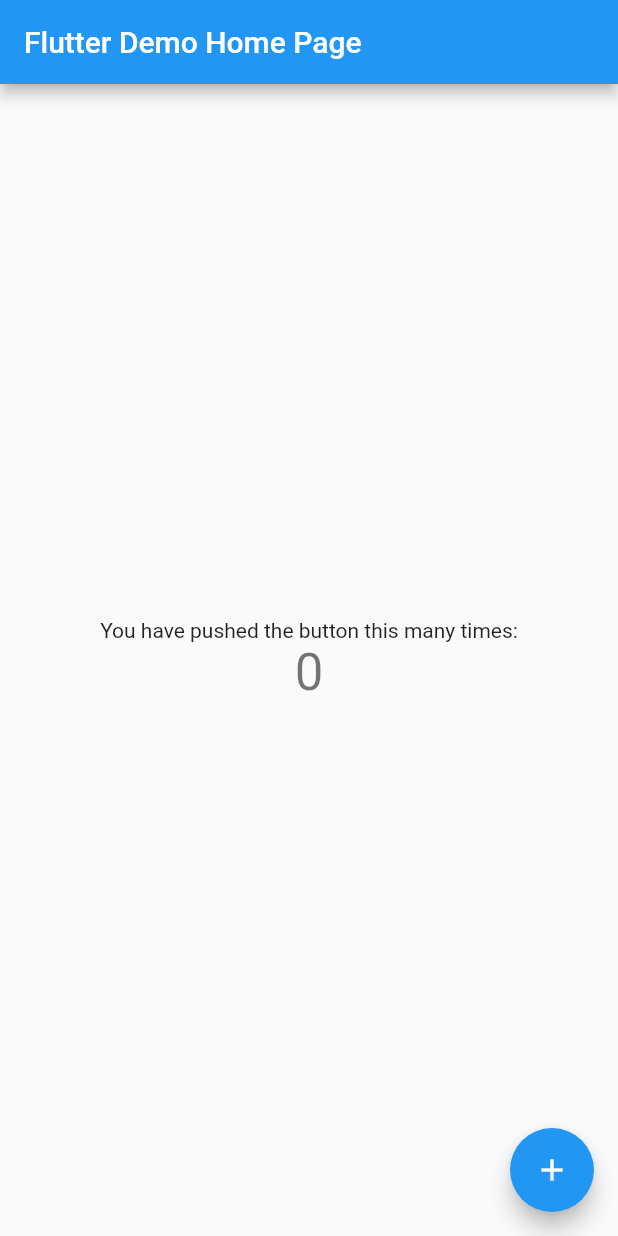
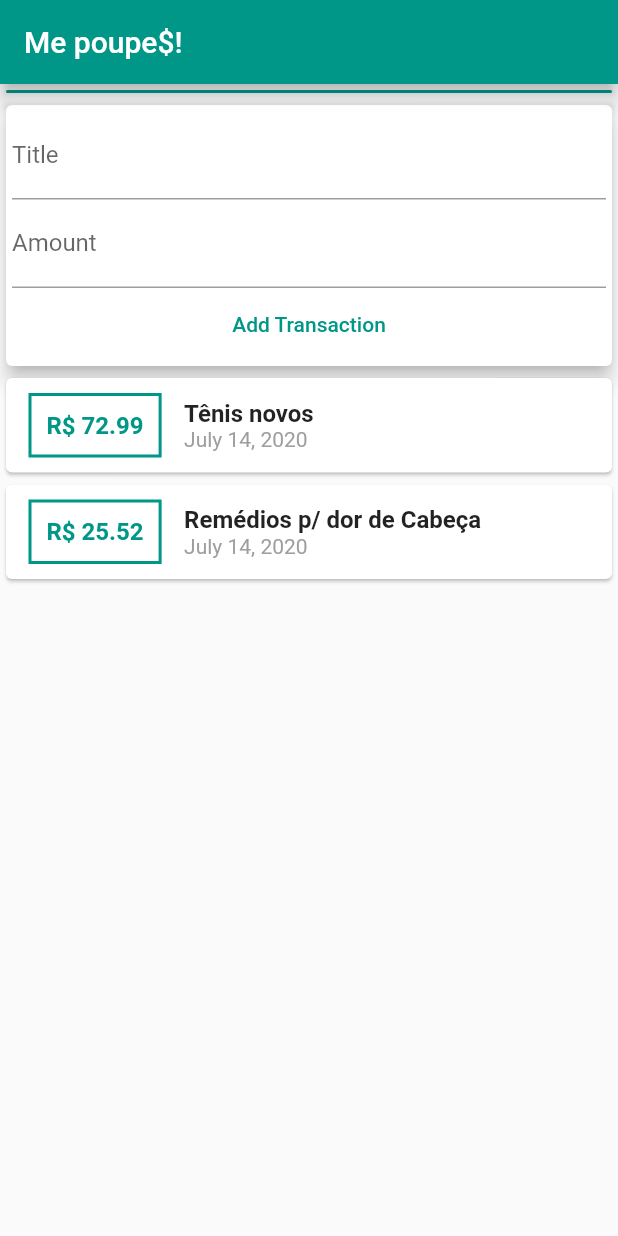
Before and after one commit to RaDangelo/me-poupe, a Flutter app: the screen it shows after launch, on a phone screen of 412 x 824 dp. Run offline on Flutter 3.47's test engine with Material 2 defaults, Android fonts, the phone set to English and light mode, and no system bars.

Commit message:
transaction inputs

```diff
--- a/lib/main.dart
+++ b/lib/main.dart
@@ -1,117 +1,38 @@
 import 'package:flutter/material.dart';
+import 'package:intl/date_symbol_data_local.dart';
 
-void main() {
-  runApp(MyApp());
-}
+import './widgets/user_transactions.dart';
+import './widgets/weekly_chart.dart';
+
+void main() => runApp(MyApp());
 
 class MyApp extends StatelessWidget {
-  // This widget is the root of your application.
   @override
   Widget build(BuildContext context) {
+    initializeDateFormatting('pt_BR');
     return MaterialApp(
-      title: 'Flutter Demo',
-      theme: ThemeData(
-        // This is the theme of your application.
-        //
-        // Try running your application with "flutter run". You'll see the
-        // application has a blue toolbar. Then, without quitting the app, try
-        // changing the primarySwatch below to Colors.green and then invoke
-        // "hot reload" (press "r" in the console where you ran "flutter run",
-        // or simply save your changes to "hot reload" in a Flutter IDE).
-        // Notice that the counter didn't reset back to zero; the application
-        // is not restarted.
-        primarySwatch: Colors.blue,
-        // This makes the visual density adapt to the platform that you run
-        // the app on. For desktop platforms, the controls will be smaller and
-        // closer together (more dense) than on mobile platforms.
-        visualDensity: VisualDensity.adaptivePlatformDensity,
-      ),
-      home: MyHomePage(title: 'Flutter Demo Home Page'),
+      title: 'Me poupe\$!',
+      home: MyHomePage(),
     );
   }
 }
 
-class MyHomePage extends StatefulWidget {
-  MyHomePage({Key key, this.title}) : super(key: key);
-
-  // This widget is the home page of your application. It is stateful, meaning
-  // that it has a State object (defined below) that contains fields that affect
-  // how it looks.
-
-  // This class is the configuration for the state. It holds the values (in this
-  // case the title) provided by the parent (in this case the App widget) and
-  // used by the build method of the State. Fields in a Widget subclass are
-  // always marked "final".
-
-  final String title;
-
-  @override
-  _MyHomePageState createState() => _MyHomePageState();
-}
-
-class _MyHomePageState extends State<MyHomePage> {
-  int _counter = 0;
-
-  void _incrementCounter() {
-    setState(() {
-      // This call to setState tells the Flutter framework that something has
-      // changed in this State, which causes it to rerun the build method below
-      // so that the display can reflect the updated values. If we changed
-      // _counter without calling setState(), then the build method would not be
-      // called again, and so nothing would appear to happen.
-      _counter++;
-    });
-  }
-
+class MyHomePage extends StatelessWidget {
   @override
   Widget build(BuildContext context) {
-    // This method is rerun every time setState is called, for instance as done
-    // by the _incrementCounter method above.
-    //
-    // The Flutter framework has been optimized to make rerunning build methods
-    // fast, so that you can just rebuild anything that needs updating rather
-    // than having to individually change instances of widgets.
     return Scaffold(
       appBar: AppBar(
-        // Here we take the value from the MyHomePage object that was created by
-        // the App.build method, and use it to set our appbar title.
-        title: Text(widget.title),
+        title: Text('Me poupe\$!'),
+        backgroundColor: Colors.primaries[8],
       ),
-      body: Center(
-        // Center is a layout widget. It takes a single child and positions it
-        // in the middle of the parent.
-        child: Column(
-          // Column is also a layout widget. It takes a list of children and
-          // arranges them vertically. By default, it sizes itself to fit its
-          // children horizontally, and tries to be as tall as its parent.
-          //
-          // Invoke "debug painting" (press "p" in the console, choose the
-          // "Toggle Debug Paint" action from the Flutter Inspector in Android
-          // Studio, or the "Toggle Debug Paint" command in Visual Studio Code)
-          // to see the wireframe for each widget.
-          //
-          // Column has various properties to control how it sizes itself and
-          // how it positions its children. Here we use mainAxisAlignment to
-          // center the children vertically; the main axis here is the vertical
-          // axis because Columns are vertical (the cross axis would be
-          // horizontal).
-          mainAxisAlignment: MainAxisAlignment.center,
-          children: <Widget>[
-            Text(
-              'You have pushed the button this many times:',
-            ),
-            Text(
-              '$_counter',
-              style: Theme.of(context).textTheme.headline4,
-            ),
-          ],
-        ),
+      body: Column(
+        mainAxisAlignment: MainAxisAlignment.start,
+        crossAxisAlignment: CrossAxisAlignment.stretch,
+        children: <Widget>[
+          WeeklyChart(),
+          UserTransactions(),
+        ],
       ),
-      floatingActionButton: FloatingActionButton(
-        onPressed: _incrementCounter,
-        tooltip: 'Increment',
-        child: Icon(Icons.add),
-      ), // This trailing comma makes auto-formatting nicer for build methods.
     );
   }
 }
--- /dev/null
+++ b/lib/model/transaction.dart
@@ -0,0 +1,14 @@
+import 'package:flutter/foundation.dart';
+
+class Transaction {
+  final String id;
+  final String title;
+  final double amount;
+  final DateTime date;
+
+  Transaction(
+      {@required this.id,
+      @required this.title,
+      @required this.amount,
+      @required this.date});
+}
--- /dev/null
+++ b/lib/widgets/expenses.dart
@@ -0,0 +1,63 @@
+import 'package:flutter/material.dart';
+import 'package:intl/intl.dart';
+
+import '../model/transaction.dart';
+
+class Expenses extends StatelessWidget {
+  final List<Transaction> transactions;
+
+  Expenses(this.transactions);
+
+  @override
+  Widget build(BuildContext context) {
+    return Column(
+      children: transactions.map((tx) {
+        return Card(
+          child: Row(
+            children: <Widget>[
+              Container(
+                padding: EdgeInsets.all(10),
+                margin: EdgeInsets.symmetric(
+                  vertical: 10,
+                  horizontal: 15,
+                ),
+                decoration: BoxDecoration(
+                    // borderRadius: BorderRadius.all(Radius.circular(10)),
+                    border: Border.all(
+                  color: Colors.primaries[8],
+                  width: 2,
+                )),
+                child: Text(
+                  'R\$ ${tx.amount}',
+                  style: TextStyle(
+                    fontSize: 16,
+                    fontWeight: FontWeight.bold,
+                    color: Colors.primaries[8],
+                  ),
+                ),
+              ),
+              Column(
+                crossAxisAlignment: CrossAxisAlignment.start,
+                children: <Widget>[
+                  Text(
+                    tx.title,
+                    style: TextStyle(
+                      fontSize: 16,
+                      fontWeight: FontWeight.bold,
+                    ),
+                  ),
+                  Text(
+                    DateFormat.yMMMMd().format(tx.date),
+                    style: TextStyle(
+                      color: Colors.grey,
+                    ),
+                  ),
+                ],
+              )
+            ],
+          ),
+        );
+      }).toList(),
+    );
+  }
+}
--- /dev/null
+++ b/lib/widgets/transaction_input.dart
@@ -0,0 +1,39 @@
+import 'package:flutter/material.dart';
+
+class TransactionInput extends StatelessWidget {
+  final Function addTransaction;
+
+  final titleController = TextEditingController();
+  final amountController = TextEditingController();
+
+  TransactionInput(this.addTransaction);
+
+  @override
+  Widget build(BuildContext context) {
+    return Card(
+      elevation: 5,
+      child: Container(
+        padding: EdgeInsets.all(4),
+        child: Column(
+          crossAxisAlignment: CrossAxisAlignment.center,
+          children: <Widget>[
+            TextField(
+              decoration: InputDecoration(labelText: 'Title'),
+              controller: titleController,
+            ),
+            TextField(
+              decoration: InputDecoration(labelText: 'Amount'),
+              controller: amountController,
+            ),
+            FlatButton(
+              child: Text('Add Transaction'),
+              textColor: Colors.primaries[8],
+              onPressed: () =>
+                  addTransaction(titleController.text, amountController.text),
+            ),
+          ],
+        ),
+      ),
+    );
+  }
+}
--- /dev/null
+++ b/lib/widgets/user_transactions.dart
@@ -0,0 +1,47 @@
+import 'package:flutter/material.dart';
+
+import '../model/transaction.dart';
+
+import '../widgets/transaction_input.dart';
+import '../widgets/expenses.dart';
+
+class UserTransactions extends StatefulWidget {
+  @override
+  _UserTransactionsState createState() => _UserTransactionsState();
+}
+
+class _UserTransactionsState extends State<UserTransactions> {
+  final List<Transaction> _transactions = [
+    Transaction(
+      id: 't1',
+      title: 'Tênis novos',
+      amount: 72.99,
+      date: DateTime.now(),
+    ),
+    Transaction(
+      id: 't2',
+      title: 'Remédios p/ dor de Cabeça',
+      amount: 25.52,
+      date: DateTime.now(),
+    ),
+  ];
+
+  void _addTransaction(String titleValue, String amountValue) {
+    Transaction newTransaction = Transaction(
+        id: 't${this._transactions.length}',
+        amount: double.parse(amountValue),
+        title: titleValue,
+        date: DateTime.now());
+    setState(() {
+      this._transactions.add(newTransaction);
+    });
+  }
+
+  @override
+  Widget build(BuildContext context) {
+    return Column(children: <Widget>[
+      TransactionInput(_addTransaction),
+      Expenses(_transactions),
+    ]);
+  }
+}
--- /dev/null
+++ b/lib/widgets/weekly_chart.dart
@@ -0,0 +1,20 @@
+import 'package:flutter/material.dart';
+
+class WeeklyChart extends StatelessWidget {
+  const WeeklyChart({
+    Key key,
+  }) : super(key: key);
+
+  @override
+  Widget build(BuildContext context) {
+    return Container(
+      width: double.infinity,
+      height: 10,
+      child: Card(
+        color: Colors.primaries[8],
+        child: Text(''),
+        elevation: 5,
+      ),
+    );
+  }
+}
--- a/pubspec.yaml
+++ b/pubspec.yaml
@@ -2,7 +2,7 @@ name: me_poupe
 description: A new Flutter project.
 
 # The following line prevents the package from being accidentally published to
-# pub.dev using `pub publish`. This is preferred for private packages.
+# pub.dev using `pub publish`. This is preferprimaries[8] for private packages.
 publish_to: 'none' # Remove this line if you wish to publish to pub.dev
 
 # The following defines the version and build number for your application.
@@ -23,6 +23,7 @@ environment:
 dependencies:
   flutter:
     sdk: flutter
+  intl: ^0.16.1
 
 
   # The following adds the Cupertino Icons font to your application.
```
Also changed, not shown: pubspec.lock, 1 other file.
